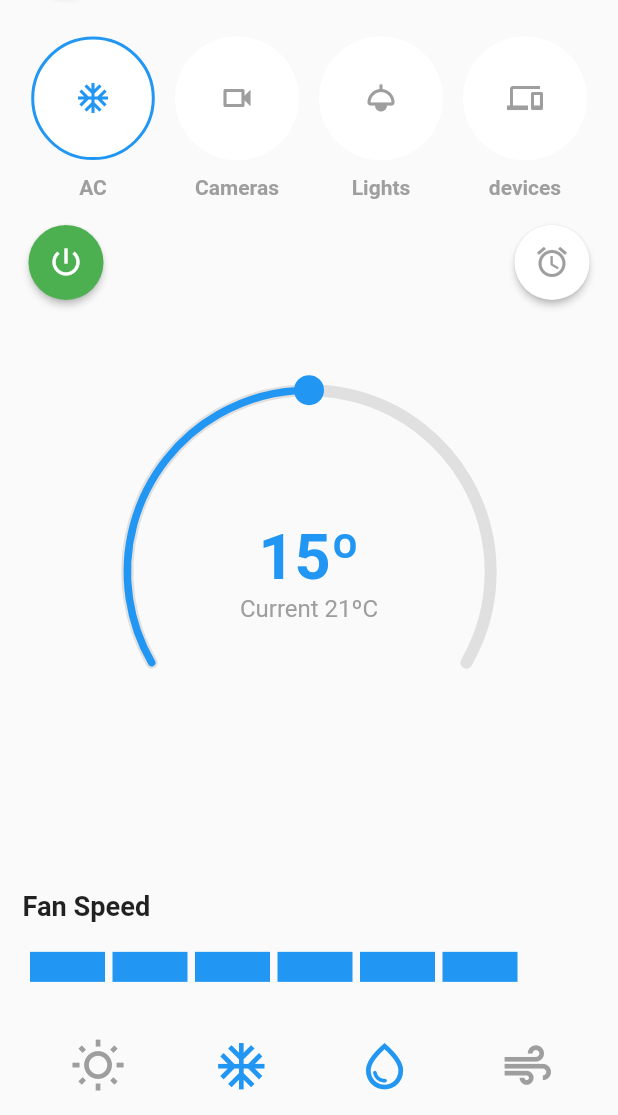
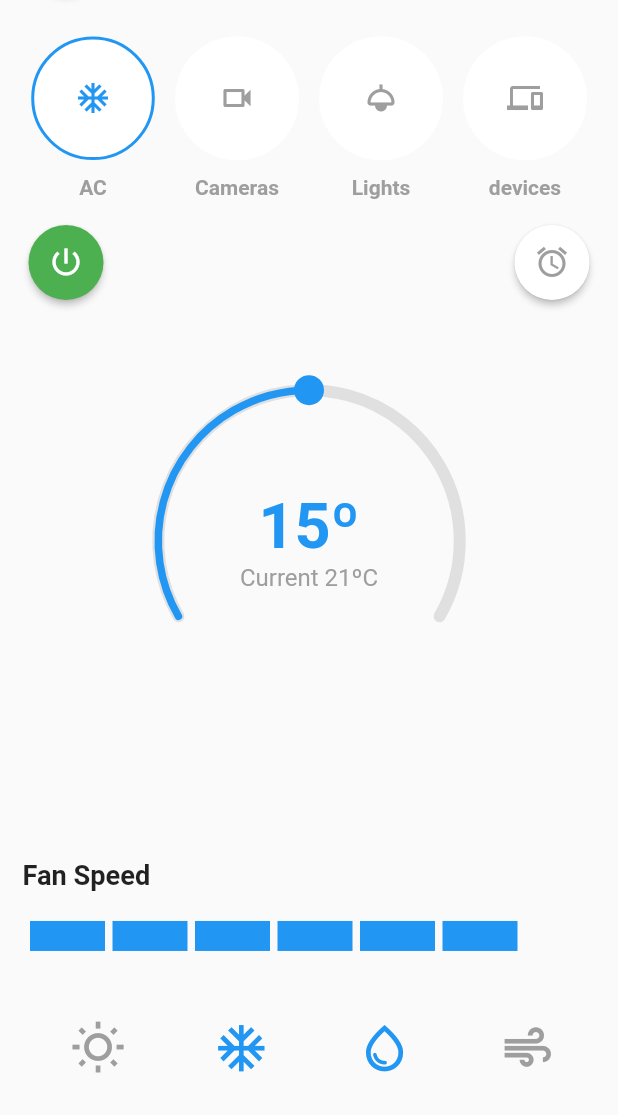
Before and after one commit to JuanFGQ/smart_home_design, a Flutter app: the screen it shows after launch, after a tap on "Living Room", on a phone screen of 412 x 824 dp, the part 121-1236 px from its top. Run offline on Flutter 3.47's test engine with Material 2 defaults, Android fonts, the phone set to English and light mode, and no system bars; drawn by our look-alikes of sleek_circular_slider.

Commit message:
building lights page

```diff
--- a/lib/smart_home2/pages/sub pages/lights.dart
+++ b/lib/smart_home2/pages/sub pages/lights.dart
@@ -5,6 +5,65 @@ class Lights extends StatelessWidget {
 
   @override
   Widget build(BuildContext context) {
-    return const Placeholder();
+    return Scaffold(
+      body: GridView.builder(
+          gridDelegate: const SliverGridDelegateWithFixedCrossAxisCount(
+              mainAxisExtent: 250,
+              mainAxisSpacing: 1.0,
+              crossAxisCount: 2,
+              crossAxisSpacing: 0),
+          itemCount: 6,
+          itemBuilder: (context, index) => LightsCard()),
+    );
   }
 }
+
+class LightsCard extends StatefulWidget {
+  const LightsCard({super.key});
+
+  @override
+  State<LightsCard> createState() => _LightsCardState();
+}
+
+class _LightsCardState extends State<LightsCard> {
+  bool _isActiveDevice = false;
+  @override
+  Widget build(BuildContext context) {
+    final size = MediaQuery.of(context).size;
+    return Container(
+      width: size.width * 0.5,
+      height: size.height * 0.2,
+      margin: EdgeInsets.all(15),
+      decoration: BoxDecoration(
+          borderRadius: BorderRadius.circular(20), color: Colors.black12),
+      child: Row(
+        // mainAxisAlignment: MainAxisAlignment.start,
+        crossAxisAlignment: CrossAxisAlignment.start,
+        children: [
+          Column(
+            mainAxisAlignment: MainAxisAlignment.spaceAround,
+            children: [
+              Switch(
+                value: _isActiveDevice,
+                onChanged: (value) {
+                  setState(() {
+                    _isActiveDevice = !_isActiveDevice;
+                    value = _isActiveDevice;
+                  });
+                },
+              ),
+              Padding(
+                padding: const EdgeInsets.all(8.0),
+                child: Text(
+                  'Main light',
+                  style: TextStyle(fontSize: size.height * 0.02),
+                ),
+              )
+            ],
+          ),
+          Expanded(child: Image(image: AssetImage('assets/lamp.png'))),
+        ],
+      ),
+    );
+  }
+}
--- a/lib/smart_home2/widgets/custom_slider.dart
+++ b/lib/smart_home2/widgets/custom_slider.dart
@@ -6,9 +6,13 @@ class CustomSlider extends StatelessWidget {
 
   @override
   Widget build(BuildContext context) {
-    return SleekCircularSlider(
+    return Container(
+      width: double.infinity,
+      height: MediaQuery.of(context).size.height * 0.25,
+      // color: Colors.red,
+      child: SleekCircularSlider(
         appearance: CircularSliderAppearance(
-        size: MediaQuery.of(context).size.width * 0.6,
+          size: MediaQuery.of(context).size.width * 0.5,
           customColors: CustomSliderColors(
             trackColor: Colors.grey.shade300,
             progressBarColor: Colors.blue,
@@ -44,6 +48,7 @@ class CustomSlider extends StatelessWidget {
             ],
           );
         },
+      ),
     );
   }
 }
```
Lines whose indentation alone changed are shown as unchanged.
